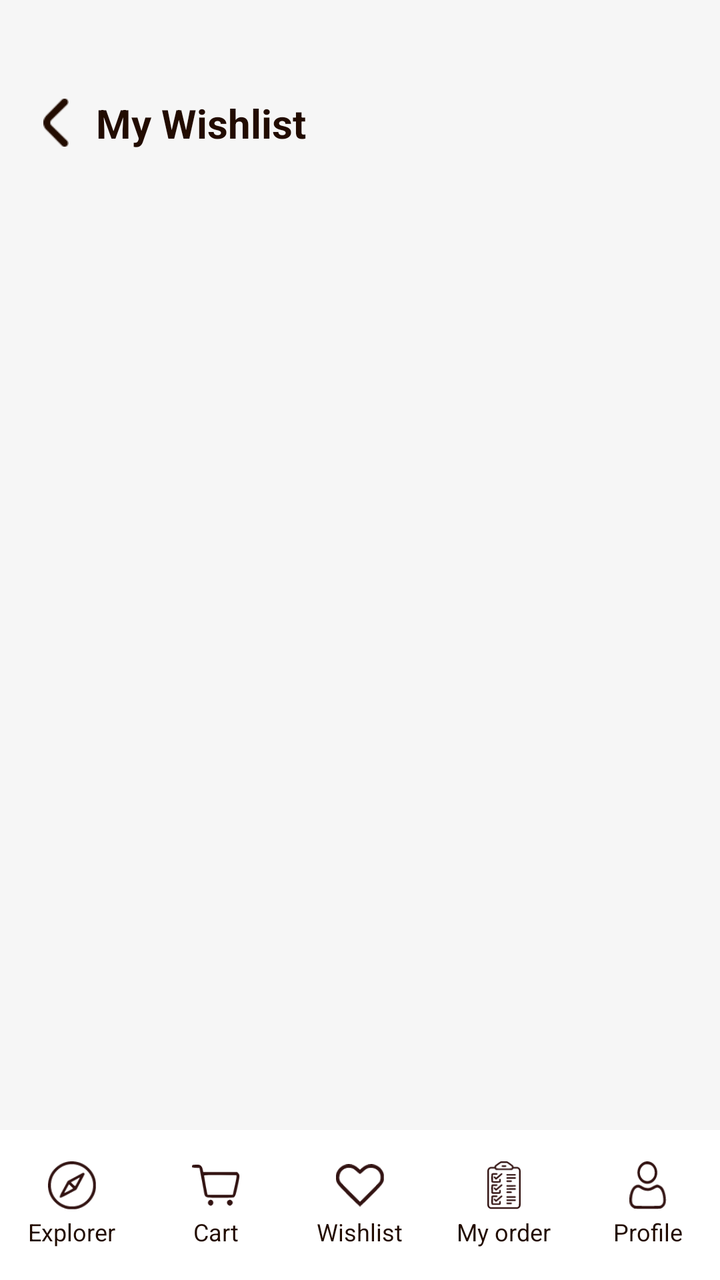
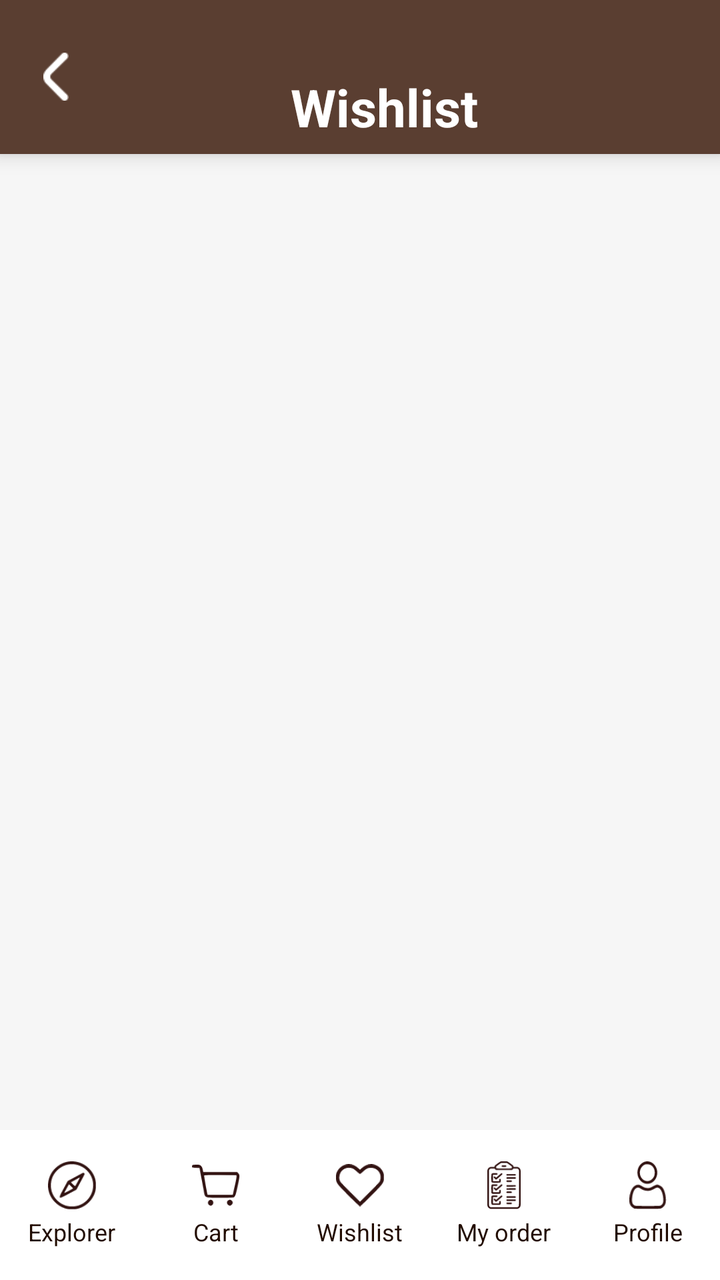

Before-and-after screenshots of an Android layout around one commit, followed by the original layout XML and the change that was made.
<!-- AndroidManifest.xml: application theme Theme.CoffeeApp -->
<!-- res/layout/activity_wishlist.xml -->
<?xml version="1.0" encoding="utf-8"?>
<androidx.constraintlayout.widget.ConstraintLayout xmlns:android="http://schemas.android.com/apk/res/android"
    xmlns:app="http://schemas.android.com/apk/res-auto"
    xmlns:tools="http://schemas.android.com/tools"
    android:layout_width="match_parent"
    android:layout_height="match_parent"
    android:background="@color/lightGrey"
    tools:context=".Activity.WishlistActivity">

    
    <LinearLayout
        android:id="@+id/backBtn"
        android:layout_width="match_parent"
        android:layout_height="wrap_content"
        android:layout_margin="16dp"
        android:paddingTop="32dp"
        android:orientation="horizontal"
        app:layout_constraintTop_toTopOf="parent"
        app:layout_constraintStart_toStartOf="parent">

        <ImageView
            android:layout_width="24dp"
            android:layout_height="24dp"
            android:layout_gravity="center_vertical"
            app:srcCompat="@drawable/back" />

        <TextView
            android:layout_width="wrap_content"
            android:layout_height="wrap_content"
            android:layout_marginStart="8dp"
            android:text="My Wishlist"
            android:textColor="@color/darkBrown"
            android:textSize="20sp"
            android:textStyle="bold" />
    </LinearLayout>

    
    <androidx.recyclerview.widget.RecyclerView
        android:id="@+id/wishlistRecyclerView"
        android:layout_width="0dp"
        android:layout_height="0dp"
        android:layout_marginTop="16dp"
        app:layout_constraintTop_toBottomOf="@id/backBtn"
        app:layout_constraintBottom_toTopOf="@+id/bottomNavLayout"
        app:layout_constraintStart_toStartOf="parent"
        app:layout_constraintEnd_toEndOf="parent" />

    
    <TextView
        android:id="@+id/emptyTxt"
        android:layout_width="wrap_content"
        android:layout_height="wrap_content"
        android:text="Your wishlist is empty"
        android:textSize="18sp"
        android:textColor="@color/darkBrown"
        android:visibility="gone"
        app:layout_constraintTop_toBottomOf="@id/backBtn"
        app:layout_constraintBottom_toTopOf="@id/bottomNavLayout"
        app:layout_constraintStart_toStartOf="parent"
        app:layout_constraintEnd_toEndOf="parent" />

    
    <LinearLayout
        android:id="@+id/bottomNavLayout"
        android:layout_width="match_parent"
        android:layout_height="75dp"
        android:background="@color/white"
        android:orientation="horizontal"
        app:layout_constraintBottom_toBottomOf="parent">

        
        <LinearLayout
            android:id="@+id/explorerBtn"
            android:layout_width="0dp"
            android:layout_height="match_parent"
            android:gravity="center"
            android:layout_weight="1"
            android:orientation="vertical">

            <ImageView
                android:id="@+id/explorerIcon"
                android:layout_width="24dp"
                android:layout_height="24dp"
                android:src="@drawable/btn_1" />

            <TextView
                android:id="@+id/explorerText"
                android:layout_width="wrap_content"
                android:layout_height="wrap_content"
                android:layout_marginTop="3dp"
                android:text="@string/explorer"
                android:textColor="@color/darkBrown"
                android:textSize="12sp" />
        </LinearLayout>

        
        <LinearLayout
            android:id="@+id/cartBtn"
            android:layout_width="0dp"
            android:layout_height="match_parent"
            android:gravity="center"
            android:layout_weight="1"
            android:orientation="vertical">

            <FrameLayout
                android:layout_width="wrap_content"
                android:layout_height="wrap_content">

                <ImageView
                    android:id="@+id/cartIcon"
                    android:layout_width="24dp"
                    android:layout_height="24dp"
                    android:src="@drawable/btn_2" />














            </FrameLayout>

            <TextView
                android:id="@+id/cartText"
                android:layout_width="wrap_content"
                android:layout_height="wrap_content"
                android:text="@string/cart"
                android:textColor="@color/darkBrown"
                android:textSize="12sp"
                android:layout_marginTop="3dp" />
        </LinearLayout>

        
        <LinearLayout
            android:id="@+id/wishlistBtn"
            android:layout_width="0dp"
            android:layout_height="match_parent"
            android:gravity="center"
            android:layout_weight="1"
            android:orientation="vertical">

            <ImageView
                android:id="@+id/wishlistIcon"
                android:layout_width="24dp"
                android:layout_height="24dp"
                android:src="@drawable/btn_3" />

            <TextView
                android:id="@+id/wishlistText"
                android:layout_width="wrap_content"
                android:layout_height="wrap_content"
                android:text="@string/wishlist"
                android:textColor="@color/darkBrown"
                android:textSize="12sp"
                android:layout_marginTop="3dp" />
        </LinearLayout>

        
        <LinearLayout
            android:id="@+id/orderBtn"
            android:layout_width="0dp"
            android:layout_height="match_parent"
            android:gravity="center"
            android:layout_weight="1"
            android:orientation="vertical">

            <ImageView
                android:id="@+id/orderIcon"
                android:layout_width="24dp"
                android:layout_height="24dp"
                android:src="@drawable/btn_4" />

            <TextView
                android:id="@+id/orderText"
                android:layout_width="wrap_content"
                android:layout_height="wrap_content"
                android:text="@string/my_order"
                android:textColor="@color/darkBrown"
                android:textSize="12sp"
                android:layout_marginTop="3dp" />
        </LinearLayout>

        
        <LinearLayout
            android:id="@+id/profileBtn"
            android:layout_width="0dp"
            android:layout_height="match_parent"
            android:gravity="center"
            android:layout_weight="1"
            android:orientation="vertical">

            <ImageView
                android:id="@+id/profileIcon"
                android:layout_width="24dp"
                android:layout_height="24dp"
                android:src="@drawable/btn_5" />

            <TextView
                android:id="@+id/profileText"
                android:layout_width="wrap_content"
                android:layout_height="wrap_content"
                android:text="@string/profile"
                android:textColor="@color/darkBrown"
                android:textSize="12sp"
                android:layout_marginTop="3dp" />
        </LinearLayout>

    </LinearLayout>

</androidx.constraintlayout.widget.ConstraintLayout>
<!-- resources referenced by this layout -->
<resources>
  <color name="darkBrown">#220c01</color>
  <color name="lightGrey">#f6f6f6</color>
  <color name="white">#FFFFFFFF</color>
  <!-- drawable back: png bitmap (drawable-hdpi, 279 bytes) -->
  <!-- drawable btn_1: png bitmap (drawable-hdpi, 1124 bytes) -->
  <!-- drawable btn_2: png bitmap (drawable-hdpi, 802 bytes) -->
  <!-- drawable btn_3: png bitmap (drawable-hdpi, 726 bytes) -->
  <!-- drawable btn_4: png bitmap (drawable-hdpi, 1046 bytes) -->
  <!-- drawable btn_5: png bitmap (drawable-hdpi, 883 bytes) -->
  <string name="cart">Cart</string>
  <string name="explorer">Explorer</string>
  <string name="my_order">My order</string>
  <string name="profile">Profile</string>
  <string name="wishlist">Wishlist</string>
  <style name="Theme.CoffeeApp" parent="Theme.Material3.Light.NoActionBar">
  
          
          <item name="android:colorBackground">@color/cream_light</item>
          <item name="colorSurface">@color/cream_light</item>
          <item name="colorOnSurface">@color/brown_dark</item>
  
          
          <item name="colorPrimary">@color/accent_gold</item>
          <item name="colorOnPrimary">@color/white</item>
  
          
          <item name="colorSecondary">@color/brown_medium</item>
          <item name="colorOnSecondary">@color/white</item>
  
          
          <item name="android:statusBarColor">@color/brown_dark</item>
          <item name="android:navigationBarColor">@color/brown_dark</item>
  
          
          <item name="materialCardViewStyle">@style/CoffeeCardStyle</item>
      </style>
  <color name="cream_light">#F5E9DE</color>
  <color name="brown_dark">#3B2922</color>
  <color name="accent_gold">#E0A65D</color>
  <color name="brown_medium">#5A3E31</color>
  <style name="CoffeeCardStyle" parent="Widget.Material3.CardView.Elevated">
          <item name="cardBackgroundColor">@color/cream_light</item>
          <item name="cardElevation">4dp</item>
          <item name="shapeAppearance">@style/CoffeeCardShape</item>
      </style>
  <style name="CoffeeCardShape" parent="">
          <item name="cornerFamily">rounded</item>
          <item name="cornerSize">16dp</item>
      </style>
</resources>

<!-- the commit's change to res/layout/activity_wishlist.xml (unified diff, before → after) -->
@@ -11,27 +11,30 @@
     <LinearLayout
         android:id="@+id/backBtn"
         android:layout_width="match_parent"
-        android:layout_height="wrap_content"
-        android:layout_margin="16dp"
-        android:paddingTop="32dp"
+        android:layout_height="77dp"
         android:orientation="horizontal"
-        app:layout_constraintTop_toTopOf="parent"
-        app:layout_constraintStart_toStartOf="parent">
+        android:paddingHorizontal="16dp"
+        android:background="@color/brown_medium"
+        android:elevation="6dp"
+        android:gravity="center_vertical"
+        tools:ignore="MissingConstraints">
 
         <ImageView
             android:layout_width="24dp"
             android:layout_height="24dp"
-            android:layout_gravity="center_vertical"
-            app:srcCompat="@drawable/back" />
+            android:src="@drawable/back"
+            app:tint="@color/white" />
 
         <TextView
             android:layout_width="wrap_content"
             android:layout_height="wrap_content"
-            android:layout_marginStart="8dp"
-            android:text="My Wishlist"
-            android:textColor="@color/darkBrown"
-            android:textSize="20sp"
-            android:textStyle="bold" />
+            android:layout_weight="1"
+            android:text="Wishlist"
+            android:textColor="@color/white"
+            android:textSize="26sp"
+            android:paddingTop="30dp"
+            android:textStyle="bold"
+            android:gravity="center" />
     </LinearLayout>
 
     
@@ -73,8 +76,8 @@
             android:id="@+id/explorerBtn"
             android:layout_width="0dp"
             android:layout_height="match_parent"
-            android:gravity="center"
-            android:layout_weight="1"
+            android:layout_weight="1"
+            android:gravity="center"
             android:orientation="vertical">
 
             <ImageView
@@ -98,8 +101,8 @@
             android:id="@+id/cartBtn"
             android:layout_width="0dp"
             android:layout_height="match_parent"
-            android:gravity="center"
-            android:layout_weight="1"
+            android:layout_weight="1"
+            android:gravity="center"
             android:orientation="vertical">
 
             <FrameLayout
@@ -111,30 +114,16 @@
                     android:layout_width="24dp"
                     android:layout_height="24dp"
                     android:src="@drawable/btn_2" />
-
-
-
-
-
-
-
-
-
-
-
-
-
-
             </FrameLayout>
 
             <TextView
                 android:id="@+id/cartText"
                 android:layout_width="wrap_content"
                 android:layout_height="wrap_content"
+                android:layout_marginTop="3dp"
                 android:text="@string/cart"
                 android:textColor="@color/darkBrown"
-                android:textSize="12sp"
-                android:layout_marginTop="3dp" />
+                android:textSize="12sp" />
         </LinearLayout>
 
         
@@ -142,8 +131,8 @@
             android:id="@+id/wishlistBtn"
             android:layout_width="0dp"
             android:layout_height="match_parent"
-            android:gravity="center"
-            android:layout_weight="1"
+            android:layout_weight="1"
+            android:gravity="center"
             android:orientation="vertical">
 
             <ImageView
@@ -156,10 +145,10 @@
                 android:id="@+id/wishlistText"
                 android:layout_width="wrap_content"
                 android:layout_height="wrap_content"
+                android:layout_marginTop="3dp"
                 android:text="@string/wishlist"
                 android:textColor="@color/darkBrown"
-                android:textSize="12sp"
-                android:layout_marginTop="3dp" />
+                android:textSize="12sp" />
         </LinearLayout>
 
         
@@ -167,8 +156,8 @@
             android:id="@+id/orderBtn"
             android:layout_width="0dp"
             android:layout_height="match_parent"
-            android:gravity="center"
-            android:layout_weight="1"
+            android:layout_weight="1"
+            android:gravity="center"
             android:orientation="vertical">
 
             <ImageView
@@ -181,10 +170,10 @@
                 android:id="@+id/orderText"
                 android:layout_width="wrap_content"
                 android:layout_height="wrap_content"
+                android:layout_marginTop="3dp"
                 android:text="@string/my_order"
                 android:textColor="@color/darkBrown"
-                android:textSize="12sp"
-                android:layout_marginTop="3dp" />
+                android:textSize="12sp" />
         </LinearLayout>
 
         
@@ -192,8 +181,8 @@
             android:id="@+id/profileBtn"
             android:layout_width="0dp"
             android:layout_height="match_parent"
-            android:gravity="center"
-            android:layout_weight="1"
+            android:layout_weight="1"
+            android:gravity="center"
             android:orientation="vertical">
 
             <ImageView
@@ -206,10 +195,10 @@
                 android:id="@+id/profileText"
                 android:layout_width="wrap_content"
                 android:layout_height="wrap_content"
+                android:layout_marginTop="3dp"
                 android:text="@string/profile"
                 android:textColor="@color/darkBrown"
-                android:textSize="12sp"
-                android:layout_marginTop="3dp" />
+                android:textSize="12sp" />
         </LinearLayout>
 
     </LinearLayout>
<!-- resource entries referenced after the edit -->
@@ -14,7 +14,7 @@
   <string name="my_order">My order</string>
   <string name="profile">Profile</string>
   <string name="wishlist">Wishlist</string>
-  <style name="Theme.CoffeeApp" parent="Theme.Material3.Light.NoActionBar">
+  <style name="Theme.CoffeeApp" parent="Theme.MaterialComponents.DayNight.NoActionBar">
   
           
           <item name="android:colorBackground">@color/cream_light</item>
@@ -35,6 +35,7 @@
   
           
           <item name="materialCardViewStyle">@style/CoffeeCardStyle</item>
+  
       </style>
   <color name="cream_light">#F5E9DE</color>
   <color name="brown_dark">#3B2922</color>
